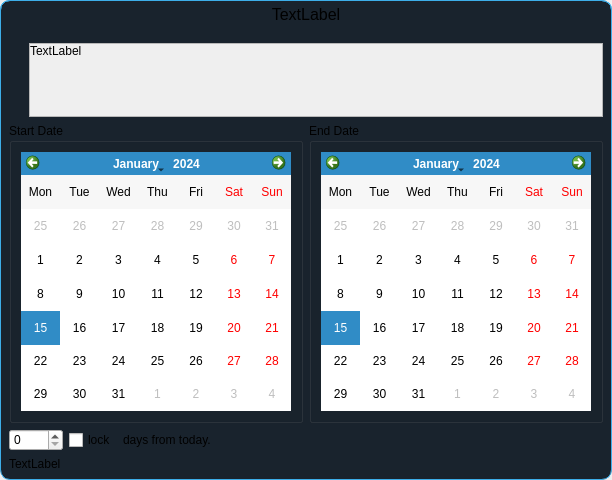
The window that ui/select_timeline_dialog.ui (TheCodingJsoftware/Invigo) describes before a commit, drawn with Qt 5.
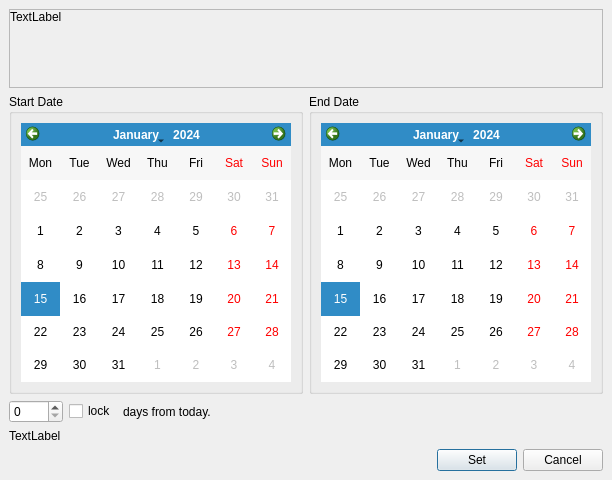
The same window after the commit.

The edit to the form file:
```diff
--- a/ui/select_timeline_dialog.ui
+++ b/ui/select_timeline_dialog.ui
@@ -38,16 +38,9 @@
       <bool>false</bool>
      </property>
      <property name="styleSheet">
-      <string notr="true">QWidget#widget{
-	border-top-left-radius:10px;
-	border-bottom-left-radius:10px;
-	border-top-right-radius:10px;
-	border-bottom-right-radius:10px;
-	border: 1px solid  #3daee9;
-	background-color: #19232D;
-}</string>
+      <string notr="true"/>
      </property>
-     <layout class="QVBoxLayout" name="verticalLayout_3" stretch="0,0">
+     <layout class="QVBoxLayout" name="verticalLayout_3" stretch="0">
       <property name="leftMargin">
        <number>0</number>
       </property>
@@ -60,39 +53,6 @@
       <property name="bottomMargin">
        <number>0</number>
       </property>
-      <item>
-       <widget class="QLabel" name="lblTitle">
-        <property name="maximumSize">
-         <size>
-          <width>16777215</width>
-          <height>16777215</height>
-         </size>
-        </property>
-        <property name="font">
-         <font>
-          <pointsize>12</pointsize>
-         </font>
-        </property>
-        <property name="styleSheet">
-         <string notr="true">border-top-left-radius:10px;
-border-top-right-radius:10px;
-border: 1px solid  #3daee9;
-border-bottom: none;</string>
-        </property>
-        <property name="frameShape">
-         <enum>QFrame::Box</enum>
-        </property>
-        <property name="frameShadow">
-         <enum>QFrame::Sunken</enum>
-        </property>
-        <property name="text">
-         <string>TextLabel</string>
-        </property>
-        <property name="alignment">
-         <set>Qt::AlignHCenter|Qt::AlignTop</set>
-        </property>
-       </widget>
-      </item>
       <item>
        <layout class="QVBoxLayout" name="verticalLayout" stretch="0,0,0,0,0">
         <property name="leftMargin">
@@ -108,34 +68,7 @@
          <number>9</number>
         </property>
         <item>
-         <layout class="QHBoxLayout" name="horizontalLayout_4" stretch="0,0">
-          <item>
-           <layout class="QVBoxLayout" name="verticalLayout_2">
-            <property name="spacing">
-             <number>0</number>
-            </property>
-            <item>
-             <layout class="QVBoxLayout" name="iconHolder">
-              <property name="spacing">
-               <number>0</number>
-              </property>
-             </layout>
-            </item>
-            <item>
-             <spacer name="verticalSpacer">
-              <property name="orientation">
-               <enum>Qt::Vertical</enum>
-              </property>
-              <property name="sizeHint" stdset="0">
-               <size>
-                <width>20</width>
-                <height>40</height>
-               </size>
-              </property>
-             </spacer>
-            </item>
-           </layout>
-          </item>
+         <layout class="QHBoxLayout" name="horizontalLayout_4" stretch="0">
           <item>
            <widget class="QScrollArea" name="scrollArea">
             <property name="widgetResizable">
@@ -146,8 +79,8 @@
               <rect>
                <x>0</x>
                <y>0</y>
-               <width>562</width>
-               <height>69</height>
+               <width>590</width>
+               <height>80</height>
               </rect>
              </property>
              <layout class="QVBoxLayout" name="verticalLayout_4">
@@ -309,7 +242,47 @@
          </widget>
         </item>
         <item>
-         <layout class="QHBoxLayout" name="buttonsLayout"/>
+         <layout class="QHBoxLayout" name="buttonsLayout">
+          <item>
+           <spacer name="horizontalSpacer_2">
+            <property name="orientation">
+             <enum>Qt::Horizontal</enum>
+            </property>
+            <property name="sizeHint" stdset="0">
+             <size>
+              <width>40</width>
+              <height>20</height>
+             </size>
+            </property>
+           </spacer>
+          </item>
+          <item>
+           <widget class="QPushButton" name="pushButton_set">
+            <property name="maximumSize">
+             <size>
+              <width>16777215</width>
+              <height>16777215</height>
+             </size>
+            </property>
+            <property name="text">
+             <string>Set</string>
+            </property>
+           </widget>
+          </item>
+          <item>
+           <widget class="QPushButton" name="pushButton_cancel">
+            <property name="maximumSize">
+             <size>
+              <width>16777215</width>
+              <height>16777215</height>
+             </size>
+            </property>
+            <property name="text">
+             <string>Cancel</string>
+            </property>
+           </widget>
+          </item>
+         </layout>
         </item>
        </layout>
       </item>
```
